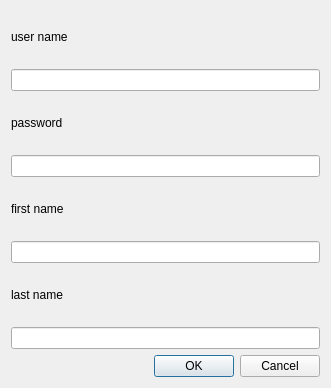
First picture: the form in Project_AA/dialog_signin.ui, repository AmirHasanTaban/IUT-Messanger, before the edit.
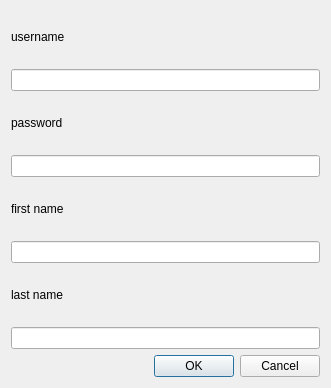
Second picture: the form after the edit.

Diff of the .ui file:
```diff
--- a/Project_AA/dialog_signin.ui
+++ b/Project_AA/dialog_signin.ui
@@ -16,8 +16,11 @@
   <layout class="QVBoxLayout" name="verticalLayout">
    <item>
     <widget class="QLabel" name="label">
+     <property name="styleSheet">
+      <string notr="true">font: 700 12pt &quot;Segoe UI&quot;;</string>
+     </property>
      <property name="text">
-      <string>user name</string>
+      <string>username</string>
      </property>
     </widget>
    </item>
```
Left out of the diff: 33 changed lines with no effect on the pictures.
